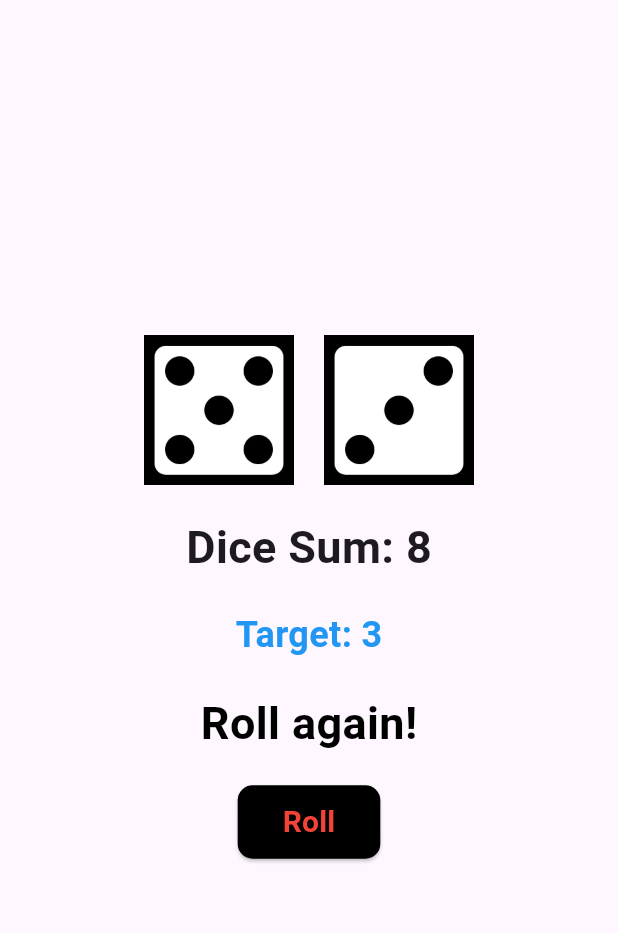
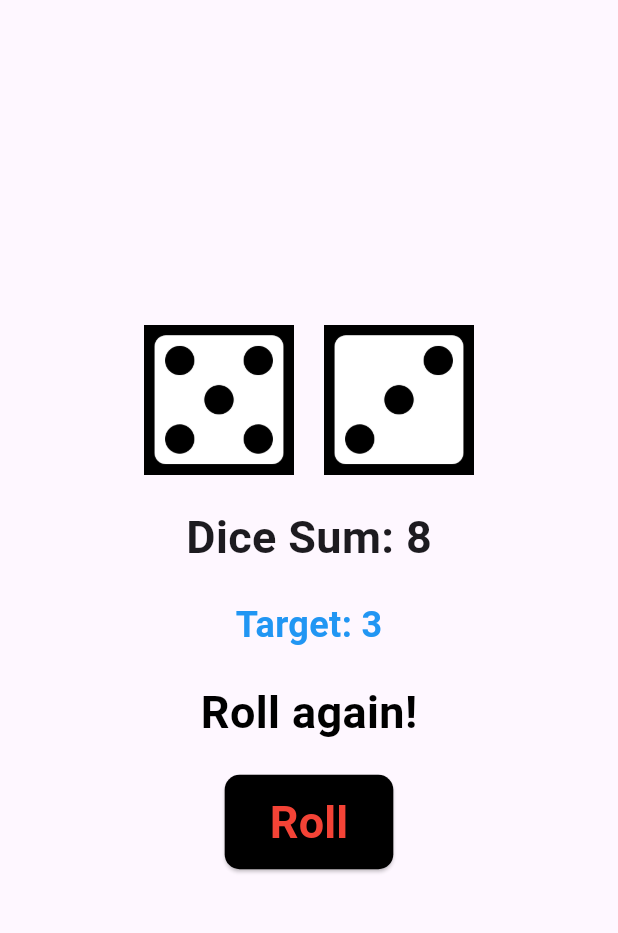
Before and after one commit to rubayet211/flutter_superdice, a Flutter app: the screen it shows after launch, after a tap on "Start", after a tap on "Roll", on a phone screen of 412 x 824 dp, the part 63-996 px from its top. Run offline on Flutter 3.47's test engine with Material 3 defaults, Android fonts, the phone set to English and light mode, and no system bars; our stand-ins replace google_fonts.

Commit message:
Complete Code

```diff
--- a/lib/screens/game_screen.dart
+++ b/lib/screens/game_screen.dart
@@ -115,6 +115,9 @@ class _GameScreenState extends State<GameScreen> {
       body: Column(
         mainAxisAlignment: MainAxisAlignment.center,
         children: [
+          Flexible(
+            child: Container(),
+          ),
           Row(
             mainAxisAlignment: MainAxisAlignment.center,
             children: [
@@ -183,7 +186,7 @@ class _GameScreenState extends State<GameScreen> {
               callback: rollDice,
               color: Colors.red,
               weight: FontWeight.bold,
-              fontSize: 20,
+              fontSize: 30,
             ),
           if (gameStatus == "You win!" || gameStatus == "You lose!")
             MyButton(
@@ -191,8 +194,11 @@ class _GameScreenState extends State<GameScreen> {
               callback: resetGame,
               color: Colors.red,
               weight: FontWeight.bold,
-              fontSize: 20,
+              fontSize: 30,
             ),
+          Flexible(
+            child: Container(),
+          ),
         ],
       ),
     );
```
